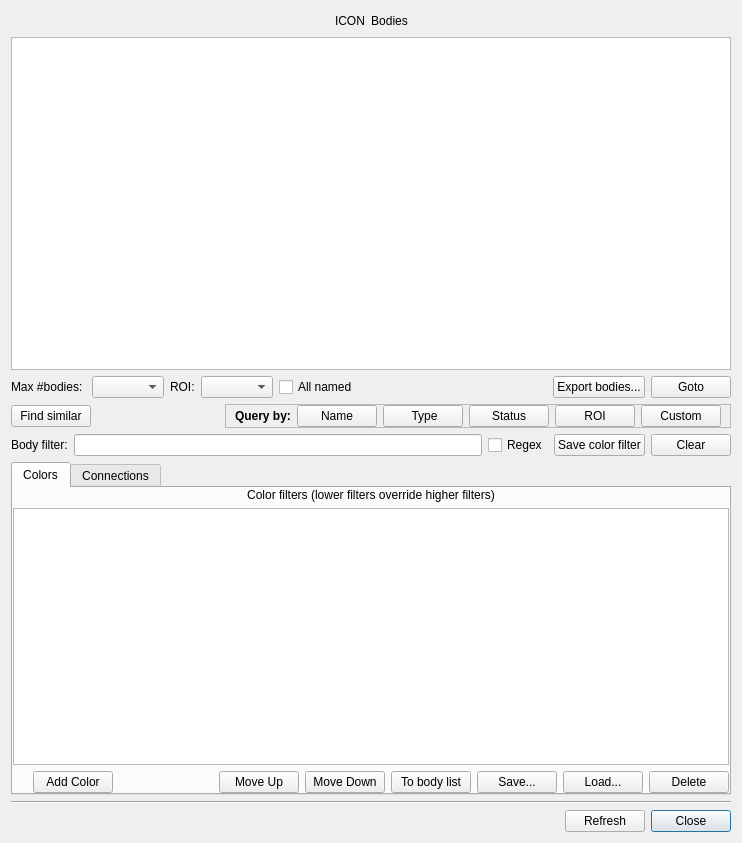
Above: neurolabi/gui/dialogs/flyembodyinfodialog.ui from janelia-flyem/NeuTu before the change. Below: the same form after it.
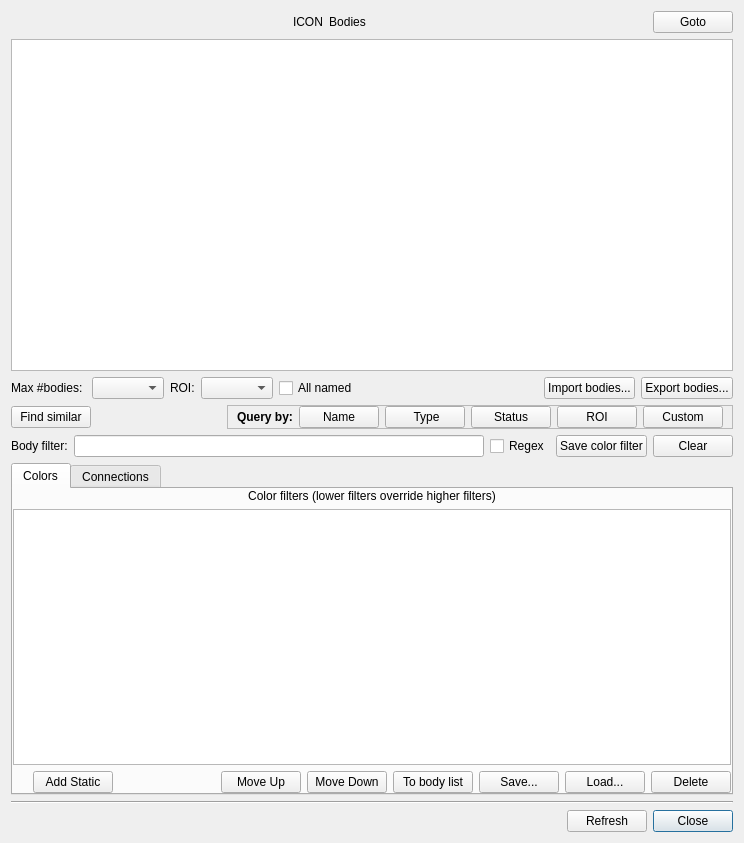
That is the form after the change. The open tabs and pages were chosen to show the change.

Commit message: add body list import in sequencer

Patch:
```diff
--- a/neurolabi/gui/dialogs/flyembodyinfodialog.ui
+++ b/neurolabi/gui/dialogs/flyembodyinfodialog.ui
@@ -6,7 +6,7 @@
    <rect>
     <x>0</x>
     <y>0</y>
-    <width>742</width>
+    <width>744</width>
     <height>843</height>
    </rect>
   </property>
@@ -59,6 +59,13 @@
        </property>
       </spacer>
      </item>
+     <item>
+      <widget class="QPushButton" name="gotoBodiesButton">
+       <property name="text">
+        <string>Goto</string>
+       </property>
+      </widget>
+     </item>
     </layout>
    </item>
    <item>
@@ -128,6 +135,13 @@
        </property>
       </spacer>
      </item>
+     <item>
+      <widget class="QPushButton" name="importBodiesPushButton">
+       <property name="text">
+        <string>Import bodies...</string>
+       </property>
+      </widget>
+     </item>
      <item>
       <widget class="QPushButton" name="exportBodiesButton">
        <property name="text">
@@ -135,13 +149,6 @@
        </property>
       </widget>
      </item>
-     <item>
-      <widget class="QPushButton" name="gotoBodiesButton">
-       <property name="text">
-        <string>Goto</string>
-       </property>
-      </widget>
-     </item>
     </layout>
    </item>
    <item>
@@ -354,7 +361,7 @@
          <item>
           <widget class="QPushButton" name="addColorMapPushButton">
            <property name="text">
-            <string>Add Color</string>
+            <string>Add Static</string>
            </property>
           </widget>
          </item>
```
Left out of the diff: 2 changed lines with no effect on the pictures. The commit also changes 7 other files.
